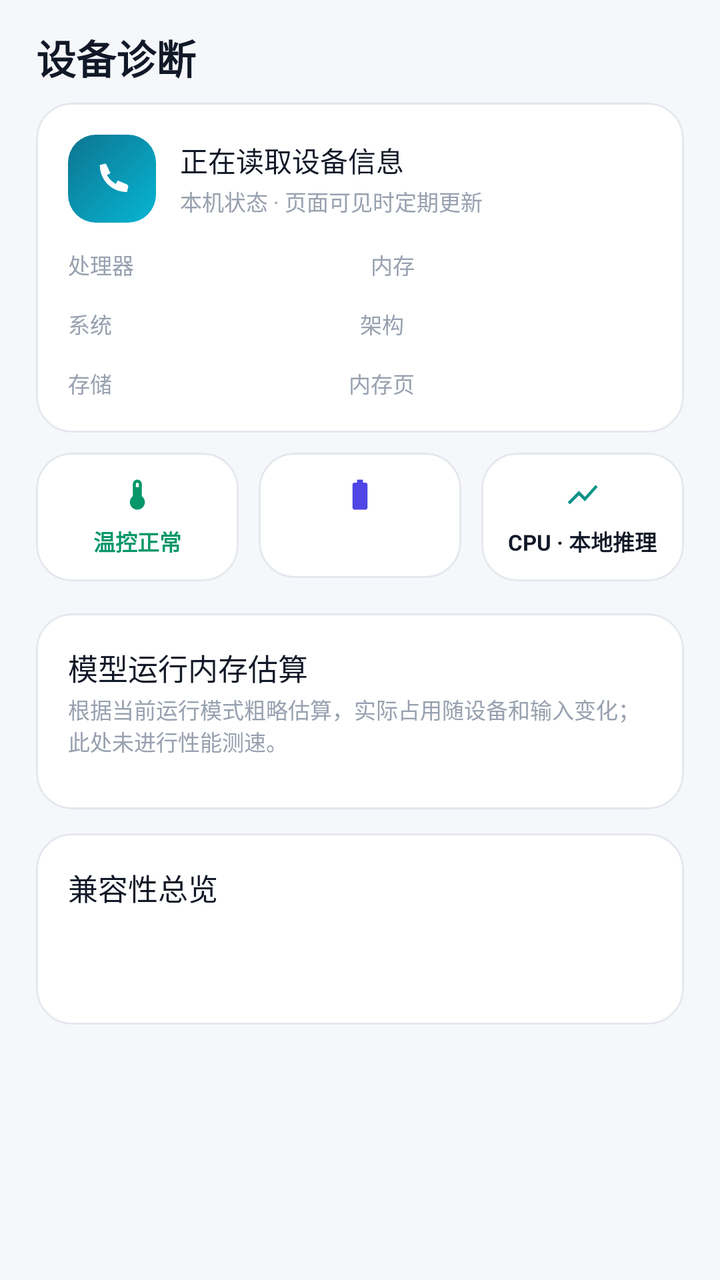
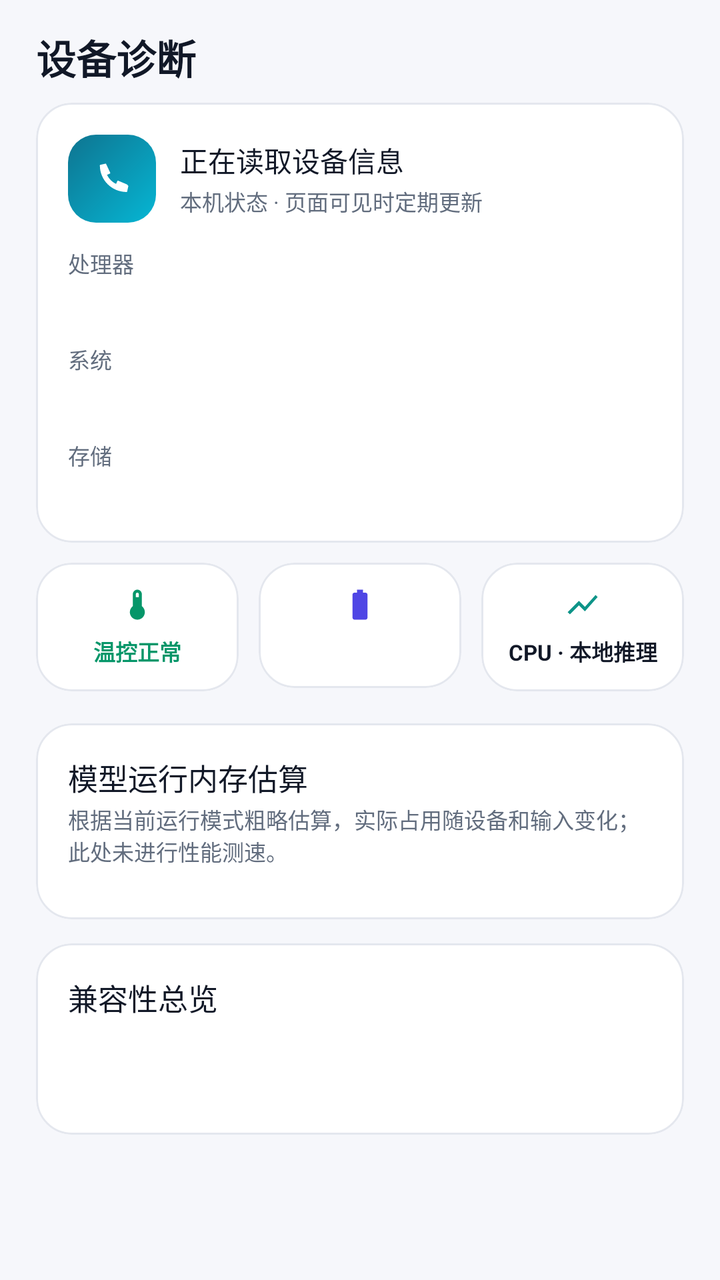

An Android layout rendered at two revisions. The XML below is the earlier revision; the diff shows what the commit changed to produce the second picture.
<!-- AndroidManifest.xml: application theme Theme.LocalAI -->
<!-- res/layout/fragment_diagnostics.xml -->
<?xml version="1.0" encoding="utf-8"?>
<ScrollView xmlns:android="http://schemas.android.com/apk/res/android"
    xmlns:app="http://schemas.android.com/apk/res-auto"
    android:layout_width="match_parent"
    android:layout_height="match_parent"
    android:scrollbars="none">

    <LinearLayout
        android:layout_width="match_parent"
        android:layout_height="wrap_content"
        android:orientation="vertical"
        android:paddingBottom="28dp">

        <TextView
            style="@style/Text.App.PageTitle"
            android:layout_width="wrap_content"
            android:layout_height="wrap_content"
            android:text="@string/diag_title"
            android:paddingStart="@dimen/pad_screen"
            android:paddingEnd="@dimen/pad_screen"
            android:paddingTop="14dp" />

        
        <com.google.android.material.card.MaterialCardView
            android:layout_width="match_parent"
            android:layout_height="wrap_content"
            android:layout_marginStart="@dimen/pad_screen"
            android:layout_marginEnd="@dimen/pad_screen"
            android:layout_marginTop="@dimen/gap_sm">

            <LinearLayout
                android:layout_width="match_parent"
                android:layout_height="wrap_content"
                android:orientation="vertical"
                android:padding="16dp">

                <LinearLayout
                    android:layout_width="match_parent"
                    android:layout_height="wrap_content"
                    android:orientation="horizontal"
                    android:gravity="center_vertical">

                    <FrameLayout
                        android:layout_width="@dimen/box_icon"
                        android:layout_height="@dimen/box_icon">

                        <View
                            android:layout_width="match_parent"
                            android:layout_height="match_parent"
                            android:background="@drawable/grad_b" />

                        <ImageView
                            android:layout_width="20dp"
                            android:layout_height="20dp"
                            android:layout_gravity="center"
                            android:src="@drawable/ic_phone"
                            app:tint="@android:color/white" />
                    </FrameLayout>

                    <LinearLayout
                        android:layout_width="0dp"
                        android:layout_height="wrap_content"
                        android:layout_weight="1"
                        android:layout_marginStart="12dp"
                        android:orientation="vertical">

                        <TextView
                            android:id="@+id/diag_device_name"
                            style="@style/Text.App.ItemTitle"
                            android:layout_width="wrap_content"
                            android:layout_height="wrap_content"
                            android:text="@string/diag_device_name" />

                        <TextView
                            style="@style/Text.App.Caption"
                            android:layout_width="wrap_content"
                            android:layout_height="wrap_content"
                            android:layout_marginTop="2dp"
                            android:text="@string/diag_device_tier" />
                    </LinearLayout>
                </LinearLayout>

                
                <LinearLayout style="@style/SpecRow">
                    <TextView style="@style/SpecLabel" android:text="@string/diag_soc" />
                    <TextView android:id="@+id/spec_soc" style="@style/SpecValue" />
                    <TextView style="@style/SpecLabel" android:text="@string/diag_ram" />
                    <TextView android:id="@+id/spec_ram" style="@style/SpecValue" />
                </LinearLayout>

                <LinearLayout style="@style/SpecRow">
                    <TextView style="@style/SpecLabel" android:text="@string/diag_os" />
                    <TextView android:id="@+id/spec_os" style="@style/SpecValue" />
                    <TextView style="@style/SpecLabel" android:text="@string/diag_abi" />
                    <TextView android:id="@+id/spec_abi" style="@style/SpecValue" />
                </LinearLayout>

                <LinearLayout style="@style/SpecRow">
                    <TextView style="@style/SpecLabel" android:text="@string/diag_storage" />
                    <TextView android:id="@+id/spec_storage" style="@style/SpecValue" />
                    <TextView style="@style/SpecLabel" android:text="@string/diag_page" />
                    <TextView android:id="@+id/spec_page" style="@style/SpecValue" />
                </LinearLayout>
            </LinearLayout>
        </com.google.android.material.card.MaterialCardView>

        
        <LinearLayout
            android:layout_width="match_parent"
            android:layout_height="wrap_content"
            android:orientation="horizontal"
            android:layout_marginStart="@dimen/pad_screen"
            android:layout_marginEnd="@dimen/pad_screen"
            android:layout_marginTop="10dp">

            <com.google.android.material.card.MaterialCardView
                android:layout_width="0dp"
                android:layout_weight="1"
                android:layout_height="wrap_content">

                <LinearLayout style="@style/StatusCell">
                    <ImageView android:id="@+id/icon_thermal" style="@style/StatusIcon" android:src="@drawable/ic_thermo" app:tint="@color/status_success" />
                    <TextView android:id="@+id/chip_thermal" style="@style/StatusText" android:text="@string/chip_thermal_ok" android:textColor="@color/status_success" />
                </LinearLayout>
            </com.google.android.material.card.MaterialCardView>

            <com.google.android.material.card.MaterialCardView
                android:layout_width="0dp"
                android:layout_weight="1"
                android:layout_height="wrap_content"
                android:layout_marginStart="10dp">

                <LinearLayout style="@style/StatusCell">
                    <ImageView style="@style/StatusIcon" android:src="@drawable/ic_battery" app:tint="@color/md_primary" />
                    <TextView android:id="@+id/chip_battery" style="@style/StatusText" />
                </LinearLayout>
            </com.google.android.material.card.MaterialCardView>

            <com.google.android.material.card.MaterialCardView
                android:layout_width="0dp"
                android:layout_weight="1"
                android:layout_height="wrap_content"
                android:layout_marginStart="10dp">

                <LinearLayout style="@style/StatusCell">
                    <ImageView style="@style/StatusIcon" android:src="@drawable/ic_pulse" app:tint="@color/md_secondary" />
                    <TextView style="@style/StatusText" android:text="@string/chip_backend" />
                </LinearLayout>
            </com.google.android.material.card.MaterialCardView>
        </LinearLayout>

        
        <com.google.android.material.card.MaterialCardView
            android:layout_width="match_parent"
            android:layout_height="wrap_content"
            android:layout_marginStart="@dimen/pad_screen"
            android:layout_marginEnd="@dimen/pad_screen"
            android:layout_marginTop="@dimen/gap_lg">

            <LinearLayout
                android:layout_width="match_parent"
                android:layout_height="wrap_content"
                android:orientation="vertical"
                android:padding="16dp">

                <TextView
                    style="@style/Text.App.Section"
                    android:layout_width="wrap_content"
                    android:layout_height="wrap_content"
                    android:textSize="15sp"
                    android:text="@string/bench_title" />

                <TextView
                    style="@style/Text.App.Caption"
                    android:layout_width="wrap_content"
                    android:layout_height="wrap_content"
                    android:layout_marginTop="2dp"
                    android:text="@string/bench_note" />

                <LinearLayout
                    android:id="@+id/bench_list"
                    android:layout_width="match_parent"
                    android:layout_height="wrap_content"
                    android:orientation="vertical"
                    android:layout_marginTop="10dp" />
            </LinearLayout>
        </com.google.android.material.card.MaterialCardView>

        
        <com.google.android.material.card.MaterialCardView
            android:layout_width="match_parent"
            android:layout_height="wrap_content"
            android:layout_marginStart="@dimen/pad_screen"
            android:layout_marginEnd="@dimen/pad_screen"
            android:layout_marginTop="@dimen/gap_md">

            <LinearLayout
                android:layout_width="match_parent"
                android:layout_height="wrap_content"
                android:orientation="vertical"
                android:padding="16dp">

                <TextView
                    style="@style/Text.App.Section"
                    android:layout_width="wrap_content"
                    android:layout_height="wrap_content"
                    android:textSize="15sp"
                    android:text="@string/compat_overview_title" />

                <com.google.android.material.chip.ChipGroup
                    android:layout_width="match_parent"
                    android:layout_height="wrap_content"
                    android:layout_marginTop="10dp"
                    app:chipSpacingHorizontal="6dp"
                    app:chipSpacingVertical="6dp">

                    <TextView
                        android:id="@+id/legend_recommended"
                        style="@style/Text.App.Badge"
                        android:layout_width="wrap_content"
                        android:layout_height="wrap_content"
                        android:background="@drawable/bg_rounded_badge"
                        android:paddingStart="8dp"
                        android:paddingEnd="8dp"
                        android:paddingTop="3dp"
                        android:paddingBottom="3dp" />

                    <TextView
                        android:id="@+id/legend_runnable"
                        style="@style/Text.App.Badge"
                        android:layout_width="wrap_content"
                        android:layout_height="wrap_content"
                        android:background="@drawable/bg_rounded_badge"
                        android:paddingStart="8dp"
                        android:paddingEnd="8dp"
                        android:paddingTop="3dp"
                        android:paddingBottom="3dp" />

                    <TextView
                        android:id="@+id/legend_high"
                        style="@style/Text.App.Badge"
                        android:layout_width="wrap_content"
                        android:layout_height="wrap_content"
                        android:background="@drawable/bg_rounded_badge"
                        android:paddingStart="8dp"
                        android:paddingEnd="8dp"
                        android:paddingTop="3dp"
                        android:paddingBottom="3dp" />

                    <TextView
                        android:id="@+id/legend_unsupported"
                        style="@style/Text.App.Badge"
                        android:layout_width="wrap_content"
                        android:layout_height="wrap_content"
                        android:background="@drawable/bg_rounded_badge"
                        android:paddingStart="8dp"
                        android:paddingEnd="8dp"
                        android:paddingTop="3dp"
                        android:paddingBottom="3dp" />
                </com.google.android.material.chip.ChipGroup>

                <LinearLayout
                    android:id="@+id/reason_list"
                    android:layout_width="match_parent"
                    android:layout_height="wrap_content"
                    android:orientation="vertical"
                    android:layout_marginTop="12dp" />
            </LinearLayout>
        </com.google.android.material.card.MaterialCardView>
    </LinearLayout>
</ScrollView>
<!-- resources referenced by this layout -->
<resources>
  <color name="md_primary">#4F46E5</color>
  <color name="md_secondary">#0D9488</color>
  <color name="status_success">#059669</color>
  <dimen name="box_icon">44dp</dimen>
  <dimen name="gap_lg">16dp</dimen>
  <dimen name="gap_md">12dp</dimen>
  <dimen name="gap_sm">8dp</dimen>
  <dimen name="pad_screen">18dp</dimen>
  <string name="bench_note">根据当前运行模式粗略估算，实际占用随设备和输入变化；此处未进行性能测速。</string>
  <string name="bench_title">模型运行内存估算</string>
  <string name="chip_backend">CPU · 本地推理</string>
  <string name="chip_thermal_ok">温控正常</string>
  <string name="compat_overview_title">兼容性总览</string>
  <string name="diag_abi">架构</string>
  <string name="diag_device_name">正在读取设备信息</string>
  <string name="diag_device_tier">本机状态 · 页面可见时定期更新</string>
  <string name="diag_os">系统</string>
  <string name="diag_page">内存页</string>
  <string name="diag_ram">内存</string>
  <string name="diag_soc">处理器</string>
  <string name="diag_storage">存储</string>
  <string name="diag_title">设备诊断</string>
  <style name="SpecRow">
          <item name="android:layout_width">match_parent</item>
          <item name="android:layout_height">wrap_content</item>
          <item name="android:orientation">horizontal</item>
          <item name="android:gravity">center_vertical</item>
          <item name="android:layout_marginTop">12dp</item>
      </style>
  <style name="SpecValue" parent="android:TextAppearance">
          <item name="android:layout_width">0dp</item>
          <item name="android:layout_weight">1</item>
          <item name="android:layout_height">wrap_content</item>
          <item name="android:layout_marginStart">6dp</item>
          <item name="android:layout_marginEnd">10dp</item>
          <item name="android:textSize">13sp</item>
          <item name="android:textStyle">bold</item>
          <item name="android:textColor">@color/text_primary</item>
          <item name="android:maxLines">2</item>
          <item name="android:ellipsize">end</item>
      </style>
  <style name="StatusIcon">
          <item name="android:layout_width">18dp</item>
          <item name="android:layout_height">18dp</item>
      </style>
  <style name="StatusText" parent="android:TextAppearance">
          <item name="android:layout_width">wrap_content</item>
          <item name="android:layout_height">wrap_content</item>
          <item name="android:layout_marginTop">6dp</item>
          <item name="android:textSize">11sp</item>
          <item name="android:textStyle">bold</item>
          <item name="android:textColor">@color/text_primary</item>
          <item name="android:maxLines">1</item>
      </style>
  <style name="Text.App.Caption" parent="android:TextAppearance">
          <item name="android:textSize">11sp</item>
          <item name="android:textColor">@color/text_tertiary</item>
      </style>
  <color name="text_tertiary">#98A1B0</color>
  <color name="text_primary">#111827</color>
  <color name="md_on_primary">#FFFFFF</color>
  <color name="md_primary_container">#E0E7FF</color>
  <color name="md_on_primary_container">#1E1B4B</color>
  <color name="md_on_secondary">#FFFFFF</color>
  <color name="md_secondary_container">#CCFBF1</color>
  <color name="md_on_secondary_container">#042F2E</color>
  <color name="md_tertiary">#D97706</color>
  <color name="md_on_tertiary">#FFFFFF</color>
  <color name="md_tertiary_container">#FEF3C7</color>
  <color name="md_on_tertiary_container">#78350F</color>
  <color name="surface">#FFFFFF</color>
  <color name="on_surface">#111827</color>
  <color name="surface_variant">#EDF0F8</color>
  <color name="on_surface_variant">#5A6473</color>
  <color name="outline">#E4E7EE</color>
  <color name="status_danger">#DC2626</color>
  <color name="app_background">#F6F7FB</color>
  <style name="Widget.App.NavIndicator" parent="Widget.Material3.BottomNavigationView.ActiveIndicator">
          <item name="android:color">?attr/colorPrimaryContainer</item>
      </style>
  <dimen name="radius_card">18dp</dimen>
  <!-- unchanged entries left out for length: 16 -->
</resources>

<!-- the commit's change to res/layout/fragment_diagnostics.xml (unified diff, before → after) -->
@@ -81,26 +81,38 @@
                 </LinearLayout>
 
                 
-                <LinearLayout style="@style/SpecRow">
-                    <TextView style="@style/SpecLabel" android:text="@string/diag_soc" />
-                    <TextView android:id="@+id/spec_soc" style="@style/SpecValue" />
-                    <TextView style="@style/SpecLabel" android:text="@string/diag_ram" />
-                    <TextView android:id="@+id/spec_ram" style="@style/SpecValue" />
-                </LinearLayout>
-
-                <LinearLayout style="@style/SpecRow">
-                    <TextView style="@style/SpecLabel" android:text="@string/diag_os" />
-                    <TextView android:id="@+id/spec_os" style="@style/SpecValue" />
-                    <TextView style="@style/SpecLabel" android:text="@string/diag_abi" />
-                    <TextView android:id="@+id/spec_abi" style="@style/SpecValue" />
-                </LinearLayout>
-
-                <LinearLayout style="@style/SpecRow">
-                    <TextView style="@style/SpecLabel" android:text="@string/diag_storage" />
-                    <TextView android:id="@+id/spec_storage" style="@style/SpecValue" />
-                    <TextView style="@style/SpecLabel" android:text="@string/diag_page" />
-                    <TextView android:id="@+id/spec_page" style="@style/SpecValue" />
-                </LinearLayout>
+                <GridLayout
+                    android:id="@+id/spec_grid"
+                    android:layout_width="match_parent"
+                    android:layout_height="wrap_content"
+                    android:columnCount="2">
+                    <LinearLayout style="@style/SpecRow">
+                        <TextView style="@style/SpecLabel" android:text="@string/diag_soc" />
+                        <TextView android:id="@+id/spec_soc" style="@style/SpecValue" />
+                    </LinearLayout>
+                    <LinearLayout style="@style/SpecRow">
+                        <TextView style="@style/SpecLabel" android:text="@string/diag_ram" />
+                        <TextView android:id="@+id/spec_ram" style="@style/SpecValue" />
+                    </LinearLayout>
+
+                    <LinearLayout style="@style/SpecRow">
+                        <TextView style="@style/SpecLabel" android:text="@string/diag_os" />
+                        <TextView android:id="@+id/spec_os" style="@style/SpecValue" />
+                    </LinearLayout>
+                    <LinearLayout style="@style/SpecRow">
+                        <TextView style="@style/SpecLabel" android:text="@string/diag_abi" />
+                        <TextView android:id="@+id/spec_abi" style="@style/SpecValue" />
+                    </LinearLayout>
+
+                    <LinearLayout style="@style/SpecRow">
+                        <TextView style="@style/SpecLabel" android:text="@string/diag_storage" />
+                        <TextView android:id="@+id/spec_storage" style="@style/SpecValue" />
+                    </LinearLayout>
+                    <LinearLayout style="@style/SpecRow">
+                        <TextView style="@style/SpecLabel" android:text="@string/diag_page" />
+                        <TextView android:id="@+id/spec_page" style="@style/SpecValue" />
+                    </LinearLayout>
+                </GridLayout>
             </LinearLayout>
         </com.google.android.material.card.MaterialCardView>
 
<!-- resource entries referenced after the edit -->
@@ -25,40 +25,37 @@
   <style name="SpecRow">
           <item name="android:layout_width">match_parent</item>
           <item name="android:layout_height">wrap_content</item>
-          <item name="android:orientation">horizontal</item>
+          <item name="android:orientation">vertical</item>
           <item name="android:gravity">center_vertical</item>
           <item name="android:layout_marginTop">12dp</item>
       </style>
   <style name="SpecValue" parent="android:TextAppearance">
-          <item name="android:layout_width">0dp</item>
-          <item name="android:layout_weight">1</item>
+          <item name="android:layout_width">match_parent</item>
           <item name="android:layout_height">wrap_content</item>
-          <item name="android:layout_marginStart">6dp</item>
+          <item name="android:layout_marginTop">2dp</item>
           <item name="android:layout_marginEnd">10dp</item>
           <item name="android:textSize">13sp</item>
           <item name="android:textStyle">bold</item>
           <item name="android:textColor">@color/text_primary</item>
-          <item name="android:maxLines">2</item>
-          <item name="android:ellipsize">end</item>
       </style>
   <style name="StatusIcon">
           <item name="android:layout_width">18dp</item>
           <item name="android:layout_height">18dp</item>
       </style>
   <style name="StatusText" parent="android:TextAppearance">
-          <item name="android:layout_width">wrap_content</item>
+          <item name="android:layout_width">match_parent</item>
           <item name="android:layout_height">wrap_content</item>
           <item name="android:layout_marginTop">6dp</item>
           <item name="android:textSize">11sp</item>
           <item name="android:textStyle">bold</item>
           <item name="android:textColor">@color/text_primary</item>
-          <item name="android:maxLines">1</item>
+          <item name="android:gravity">center</item>
       </style>
   <style name="Text.App.Caption" parent="android:TextAppearance">
           <item name="android:textSize">11sp</item>
           <item name="android:textColor">@color/text_tertiary</item>
       </style>
-  <color name="text_tertiary">#98A1B0</color>
+  <color name="text_tertiary">#626D7E</color>
   <color name="text_primary">#111827</color>
   <color name="md_on_primary">#FFFFFF</color>
   <color name="md_primary_container">#E0E7FF</color>
